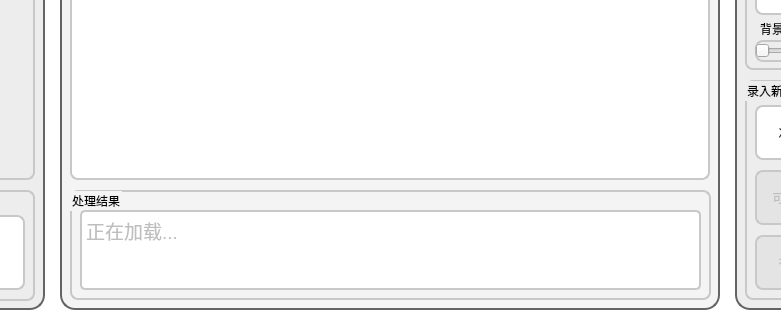
Qt form Software/QtUI/mainwindow.ui (h13-0/Garbage-Classification) before a commit; both pictures show x 290 to 1071 and y 330 to 650 of the 1280 by 650 pixel window.
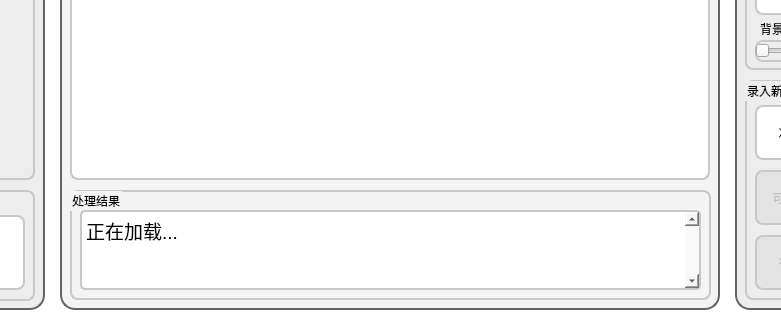
The same form after that commit. Icons and pictures are not drawn.

```diff
--- a/Software/QtUI/mainwindow.ui
+++ b/Software/QtUI/mainwindow.ui
@@ -101,7 +101,7 @@
      </property>
      <widget class="QTextEdit" name="textEdit">
       <property name="enabled">
-       <bool>false</bool>
+       <bool>true</bool>
       </property>
       <property name="geometry">
        <rect>
@@ -122,7 +122,7 @@
 background-color: rgb(255, 255, 255);</string>
       </property>
       <property name="verticalScrollBarPolicy">
-       <enum>Qt::ScrollBarAsNeeded</enum>
+       <enum>Qt::ScrollBarAlwaysOn</enum>
       </property>
       <property name="html">
        <string>&lt;!DOCTYPE HTML PUBLIC &quot;-//W3C//DTD HTML 4.0//EN&quot; &quot;http://www.w3.org/TR/REC-html40/strict.dtd&quot;&gt;
```
Left out of the diff: 3 changed lines with no effect on the pictures.
